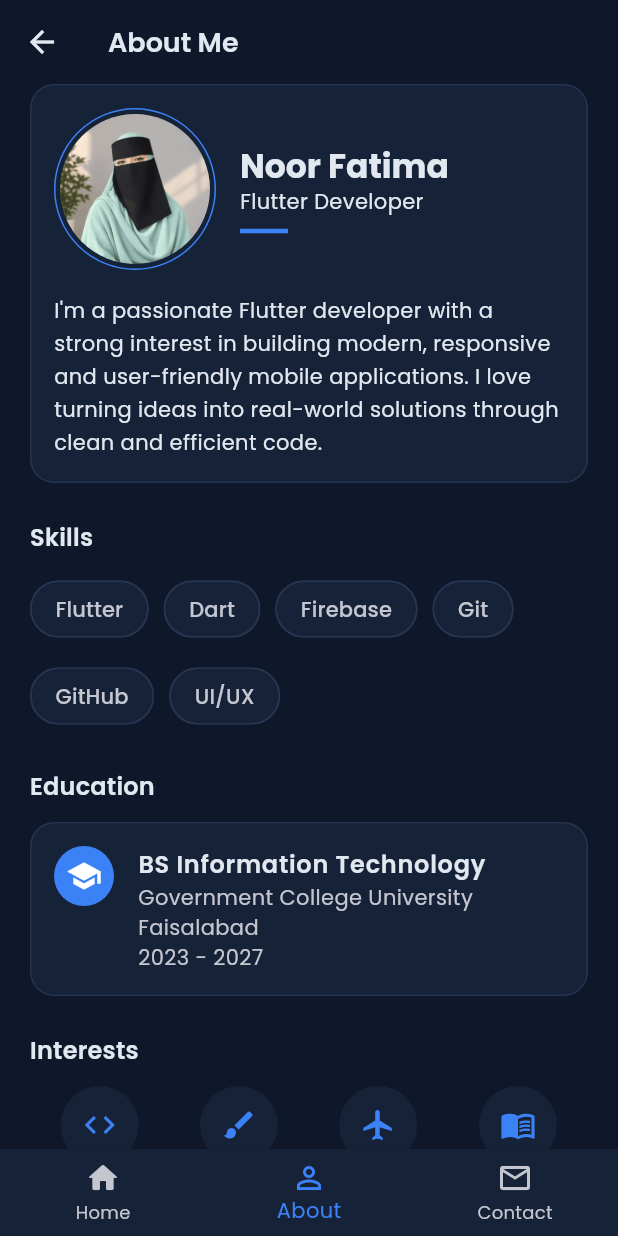
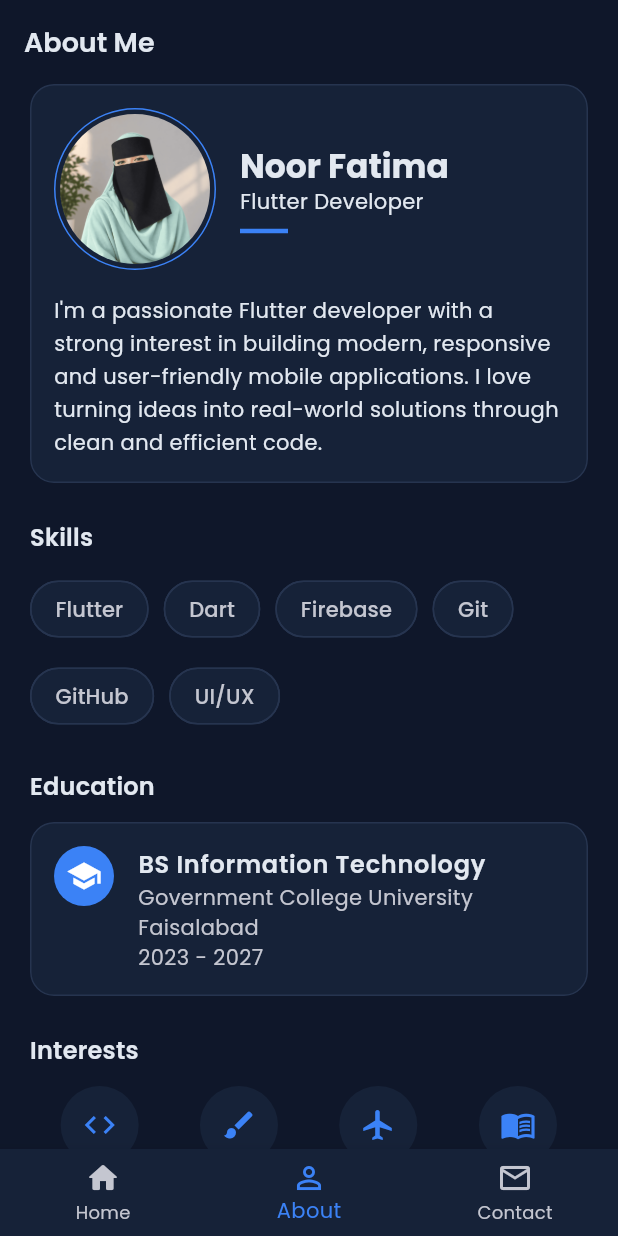
Before and after one commit to noorfatima-0319/portfolio_app, a Flutter app: the screen it shows after launch, item 2 of the bottom bar chosen, on a phone screen of 412 x 824 dp. Run offline on Flutter 3.47's test engine with Material 3 defaults, Android fonts, the phone set to English and light mode, and no system bars; our stand-ins replace google_fonts.

Commit message:
Remove redundant back buttons

```diff
--- a/lib/screens/about_screen.dart
+++ b/lib/screens/about_screen.dart
@@ -6,9 +6,7 @@ import '../widgets/profile_avatar.dart';
 import '../widgets/section_title.dart';
 
 class AboutScreen extends StatelessWidget {
-  final VoidCallback onBack;
-
-  const AboutScreen({super.key, required this.onBack});
+  const AboutScreen({super.key});
 
   @override
   Widget build(BuildContext context) {
@@ -17,7 +15,7 @@ class AboutScreen extends StatelessWidget {
 
     return Scaffold(
       appBar: AppBar(
-        leading: IconButton(icon: const Icon(Icons.arrow_back), onPressed: onBack),
+        automaticallyImplyLeading: false,
         title: const Text('About Me'),
       ),
       body: SingleChildScrollView(
--- a/lib/screens/main_screen.dart
+++ b/lib/screens/main_screen.dart
@@ -28,8 +28,8 @@ class _MainScreenState extends State<MainScreen> {
 
     final pages = [
       HomeScreen(onToggleTheme: widget.onToggleTheme, onGoToTab: _goTo),
-      AboutScreen(onBack: () => _goTo(0)),
-      ContactScreen(onBack: () => _goTo(0)),
+      const AboutScreen(),
+      const ContactScreen(),
     ];
 
     return Scaffold(
```
